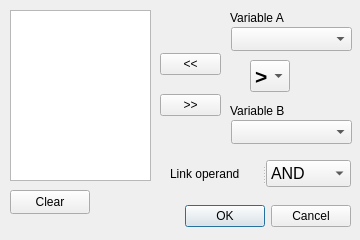
Above: ui_msta_trend_definition.ui from epzt/msta before the change. Below: the same form after it.
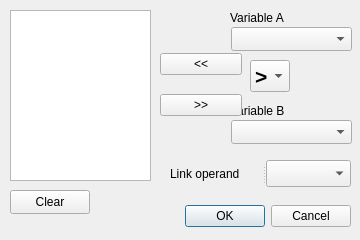
That is the form after the change.

```diff
--- a/ui_msta_trend_definition.ui
+++ b/ui_msta_trend_definition.ui
@@ -122,7 +122,7 @@
     <rect>
      <x>160</x>
      <y>40</y>
-     <width>61</width>
+     <width>82</width>
      <height>91</height>
     </rect>
    </property>
@@ -179,6 +179,11 @@
       <pointsize>12</pointsize>
      </font>
     </property>
+    <item>
+     <property name="text">
+      <string/>
+     </property>
+    </item>
     <item>
      <property name="text">
       <string>AND</string>
```
